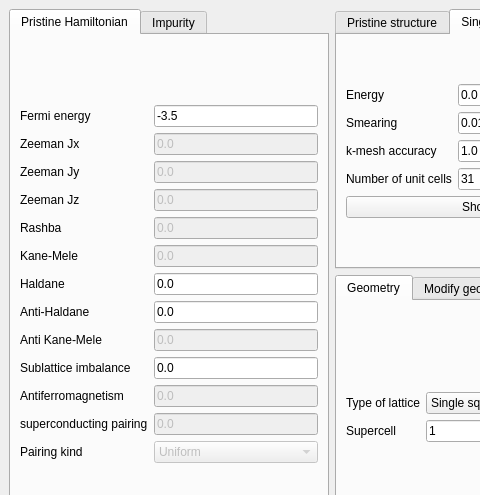
Old version of the form interface-pyqt/impurity_embedding/interface.ui in the repository joselado/quantum-honeycomp; both pictures show x 0 to 480 and y 0 to 495 of the 664 by 614 pixel window.
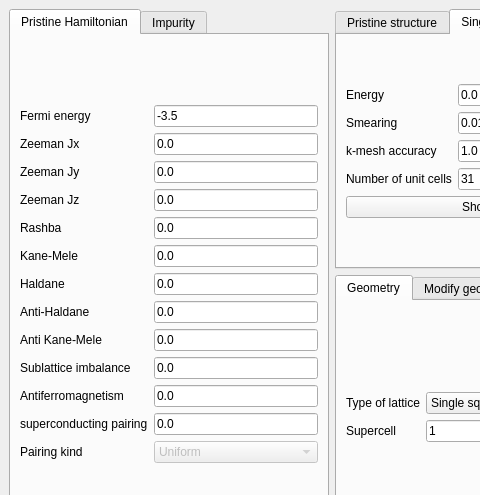
New version of the form.

```diff
--- a/interface-pyqt/impurity_embedding/interface.ui
+++ b/interface-pyqt/impurity_embedding/interface.ui
@@ -30,7 +30,7 @@
           <item row="11" column="1">
            <widget class="QLineEdit" name="swave">
             <property name="enabled">
-             <bool>false</bool>
+             <bool>true</bool>
             </property>
             <property name="text">
              <string>0.0</string>
@@ -40,7 +40,7 @@
           <item row="3" column="1">
            <widget class="QLineEdit" name="Bz">
             <property name="enabled">
-             <bool>false</bool>
+             <bool>true</bool>
             </property>
             <property name="text">
              <string>0.0</string>
@@ -50,7 +50,7 @@
           <item row="1" column="1">
            <widget class="QLineEdit" name="Bx">
             <property name="enabled">
-             <bool>false</bool>
+             <bool>true</bool>
             </property>
             <property name="text">
              <string>0.0</string>
@@ -74,7 +74,7 @@
           <item row="2" column="1">
            <widget class="QLineEdit" name="By">
             <property name="enabled">
-             <bool>false</bool>
+             <bool>true</bool>
             </property>
             <property name="text">
              <string>0.0</string>
@@ -91,7 +91,7 @@
           <item row="5" column="1">
            <widget class="QLineEdit" name="kanemele">
             <property name="enabled">
-             <bool>false</bool>
+             <bool>true</bool>
             </property>
             <property name="text">
              <string>0.0</string>
@@ -132,7 +132,7 @@
           <item row="4" column="1">
            <widget class="QLineEdit" name="rashba">
             <property name="enabled">
-             <bool>false</bool>
+             <bool>true</bool>
             </property>
             <property name="text">
              <string>0.0</string>
@@ -149,7 +149,7 @@
           <item row="10" column="1">
            <widget class="QLineEdit" name="mAF">
             <property name="enabled">
-             <bool>false</bool>
+             <bool>true</bool>
             </property>
             <property name="text">
              <string>0.0</string>
@@ -208,7 +208,7 @@
           <item row="8" column="1">
            <widget class="QLineEdit" name="antikanemele">
             <property name="enabled">
-             <bool>false</bool>
+             <bool>true</bool>
             </property>
             <property name="text">
              <string>0.0</string>
```
